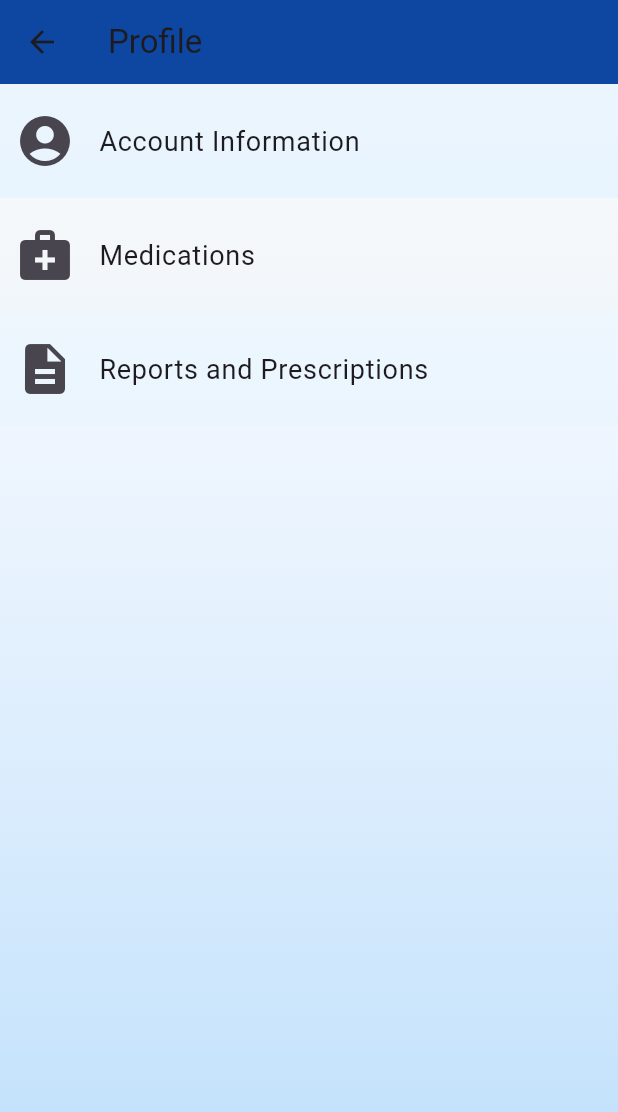
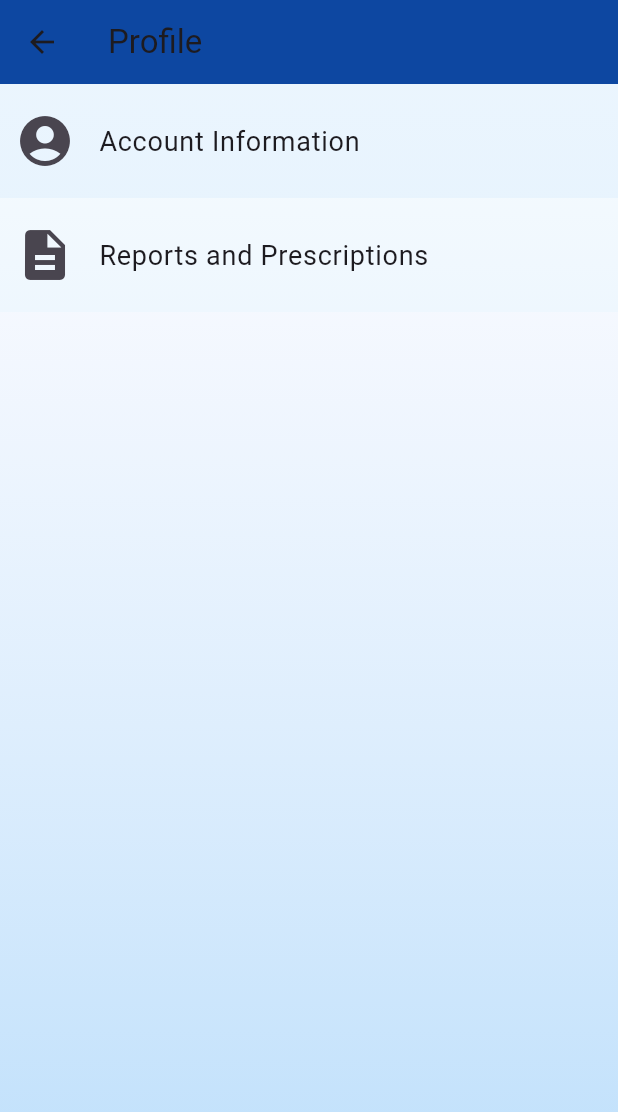
Before and after one commit to zaarpa/SmartAid, a Flutter app: the InformationSelectionScreen screen opened directly, on a phone screen of 412 x 824 dp. Shown: the top 1112 px of the screen. Run offline on Flutter 3.47's test engine with Material 3 defaults, Android fonts, the light colour scheme and no system bars; our stand-ins replace cloud_firestore, file_picker, firebase_auth, firebase_core, firebase_messaging, firebase_storage and 9 more; missing offline and left inert: android_alarm_manager_plus, encrypt, firebase_in_app_messaging, openfoodfacts, vertical_weight_slider; accounts and stored records are empty; generated files the repository leaves out were written again.

Commit message:
health tracker

```diff
--- a/lib/screens/patientInterface/profile/InfromationSelectionPage.dart
+++ b/lib/screens/patientInterface/profile/InfromationSelectionPage.dart
@@ -47,18 +47,6 @@ class _InformationSelectionScreenState extends State<InformationSelectionScreen>
     ),
     ListTile(
     contentPadding: EdgeInsets.all(10.0),
-    tileColor: Colors.grey.shade200,
-    leading: Icon(Icons.medical_services,
-    size: 40.0),
-    title: Text('Medications',
-    style: TextStyle(
-    fontSize: 18.0,
-    ),),
-    onTap: () {
-    },
-    ),
-    ListTile(
-    contentPadding: EdgeInsets.all(10.0),
     tileColor: Colors.blue.shade50,
     leading: Icon(Icons.description,
     size: 40.0),
--- a/pubspec.yaml
+++ b/pubspec.yaml
@@ -110,7 +110,6 @@ flutter:
   # To add assets to your application, add an assets section, like this:
   assets:
     - assets/images/
-    - assets/medicineList.csv
   #   - images/a_dot_ham.jpeg
 
   # An image asset can refer to one or more resolution-specific "variants", see
```
